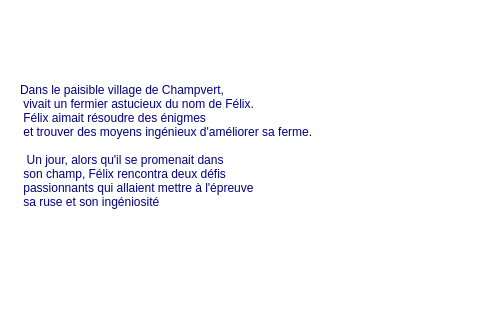
NaouresBzeouich/knapsack-ProductionPlanning, file page2.ui: the form before one commit; both pictures show x 0 to 480 and y 290 to 610 of the 970 by 863 pixel window.
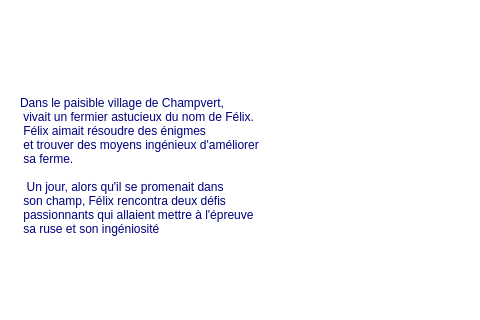
The form after the commit.

```diff
--- a/page2.ui
+++ b/page2.ui
@@ -40,7 +40,7 @@
      <x>20</x>
      <y>170</y>
      <width>901</width>
-     <height>531</height>
+     <height>571</height>
     </rect>
    </property>
    <property name="styleSheet">
@@ -51,7 +51,8 @@
     <string>Dans le paisible village de Champvert,  
  vivait un fermier astucieux du nom de Félix. 
  Félix aimait résoudre des énigmes 
- et trouver des moyens ingénieux d'améliorer sa ferme.
+ et trouver des moyens ingénieux d'améliorer 
+ sa ferme.
  
   Un jour, alors qu'il se promenait dans 
  son champ, Félix rencontra deux défis 
```
